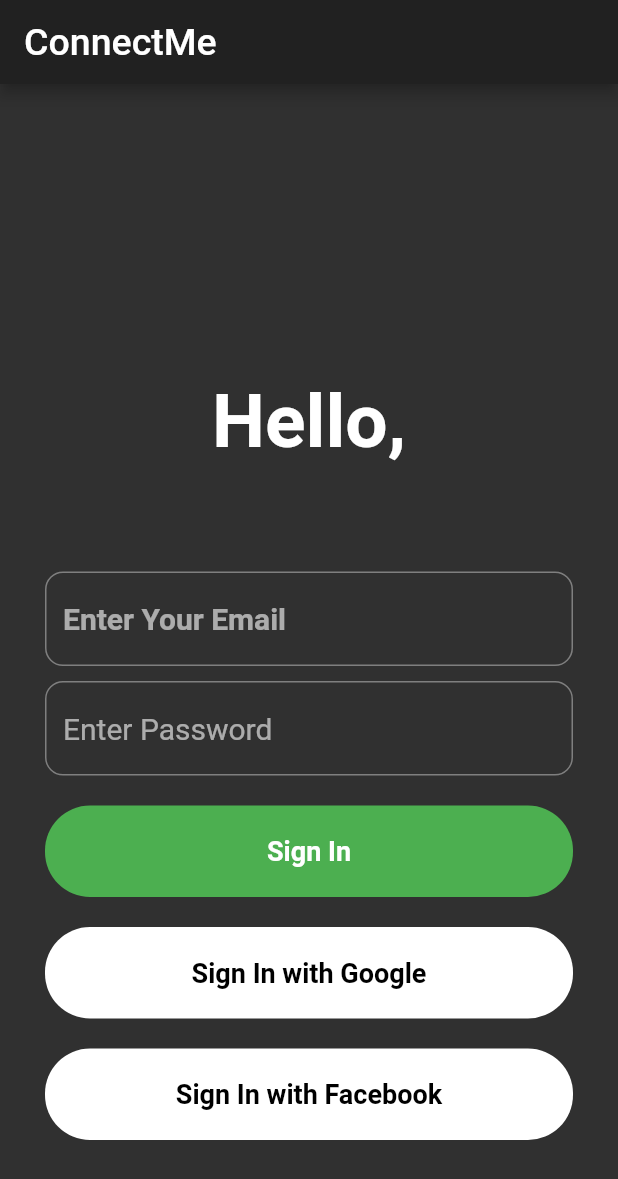
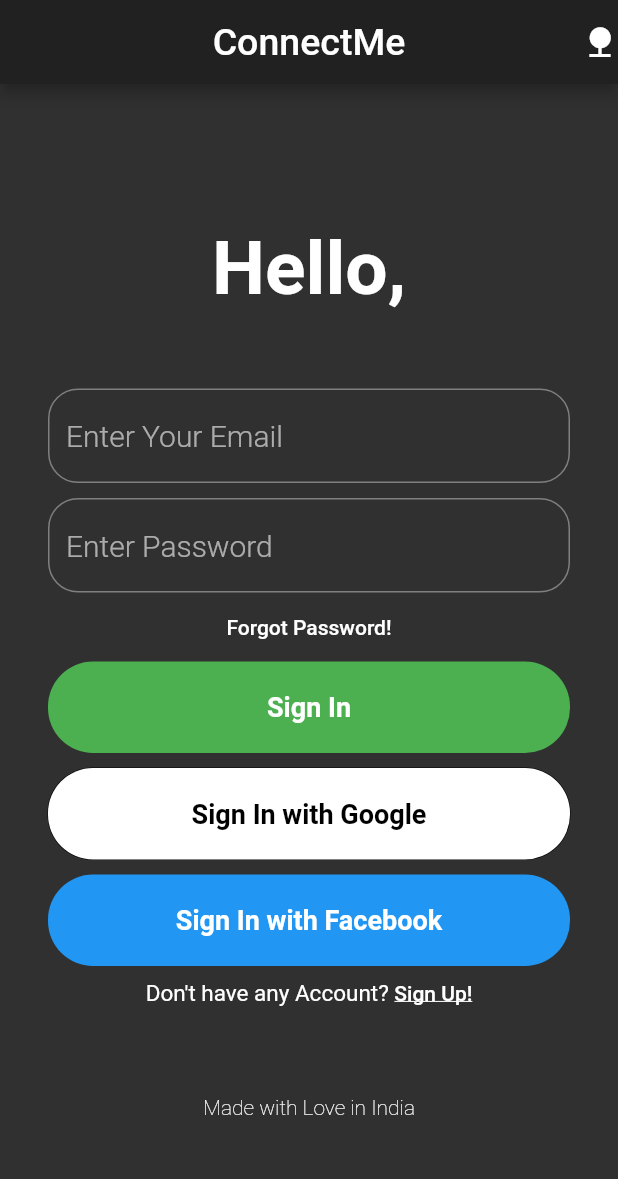
Before and after one commit to itsvivekghosh/ConnectMe, a Flutter app: the screen it shows after launch, on a phone screen of 412 x 824 dp. Shown: the top 1179 px of the screen. Run offline on Flutter 3.47's test engine with Material 2 defaults, Android fonts, the light colour scheme and no system bars; Roboto replaces fonts that are missing (RobotoMono).

Commit message:
major UI changes in SignIn and SignOut

```diff
--- a/ConnectMe/lib/main.dart
+++ b/ConnectMe/lib/main.dart
@@ -12,12 +12,28 @@ class MyApp extends StatefulWidget {
 
 class _MyAppState extends State<MyApp> {
 
+  String theme = 'dark';
+
+  toggleTheme() {
+    setState(() {
+      if (theme == 'light')
+        theme = 'dark';
+      else theme = 'light';
+    });
+  }
+
   @override
   Widget build(BuildContext context) {
     return MaterialApp(
       title: 'Connect Me',
-      theme: ThemeData.dark(),
-      home: HomePage(),
+      theme: theme == 'dark' ? ThemeData.dark()
+          : ThemeData(
+        primaryColor: Colors.green[800],
+        scaffoldBackgroundColor: Colors.white,
+        accentColor: Colors.green[800],
+        visualDensity: VisualDensity.adaptivePlatformDensity,
+      ),
+      home: HomePage(toggleTheme: toggleTheme, theme: theme),
     );
   }
 }
--- a/ConnectMe/lib/views/SignIn.dart
+++ b/ConnectMe/lib/views/SignIn.dart
@@ -3,6 +3,10 @@ import 'package:flutter/cupertino.dart';
 import 'package:flutter/material.dart';
 
 class SignIn extends StatefulWidget {
+  final String theme;
+  final Function toggleState;
+  SignIn({this.theme, this.toggleState});
+
   @override
   _SignInState createState() => _SignInState();
 }
@@ -12,37 +16,38 @@ class _SignInState extends State<SignIn> {
   Widget build(BuildContext context) {
     return SingleChildScrollView(
       child: Container(
-        height: MediaQuery.of(context).size.height - 120,
-        alignment: Alignment.bottomCenter,
+        height: MediaQuery.of(context).size.height - 80,
+        alignment: Alignment.center,
         child: Container(
-          padding: EdgeInsets.symmetric(horizontal: 30),
+          padding: EdgeInsets.symmetric(horizontal: 32),
           child: Column(
               mainAxisSize: MainAxisSize.min,
             children:[
               Container(
-                padding: EdgeInsets.symmetric(vertical: 70),
+                  padding: EdgeInsets.fromLTRB(10, 40, 10, 50),
                 child: Text("Hello,", style: TextStyle(
                   fontWeight: FontWeight.bold,
                   fontSize: 50,
                   fontFamily: 'RobotoMono' ,
-                ),)
+                ),
+                )
               ),
               Form(
                 child: Column(
                   children: [
                     TextFormField(
-                      style: TextStyle(fontSize: 20, fontWeight: FontWeight.bold),
+                      style: TextStyle(fontSize: 20, fontWeight: FontWeight.w300),
                       decoration: InputDecoration(
                           hintText: "Enter Your Email",
                           border: new OutlineInputBorder(
-                          borderRadius: new BorderRadius.circular(12.0),
+                          borderRadius: new BorderRadius.circular(20.0),
                           borderSide: new BorderSide(
                             color: Colors.grey,
                             width: 1,
                           ),
                         ),
                         focusedBorder: OutlineInputBorder(
-                          borderRadius: new BorderRadius.circular(12.0),
+                          borderRadius: new BorderRadius.circular(20.0),
                           borderSide: BorderSide(
                             color: Colors.green,
                             style: BorderStyle.solid,
@@ -53,19 +58,19 @@ class _SignInState extends State<SignIn> {
                     ),
                     SizedBox(height: 10),
                     TextFormField(
-                      style: TextStyle(fontSize: 20),
+                      style: TextStyle(fontSize: 20, fontWeight: FontWeight.w300),
                       obscureText: true,
                       decoration: InputDecoration(
                           hintText: "Enter Password",
                           border: new OutlineInputBorder(
-                          borderRadius: new BorderRadius.circular(12.0),
+                          borderRadius: new BorderRadius.circular(20.0),
                           borderSide: new BorderSide(
                             color: Colors.grey,
                             width: 5
                           ),
                         ),
                         focusedBorder: OutlineInputBorder(
-                          borderRadius: new BorderRadius.circular(12.0),
+                          borderRadius: new BorderRadius.circular(20.0),
                           borderSide: BorderSide(
                             color: Colors.green,
                             style: BorderStyle.solid,
@@ -74,12 +79,72 @@ class _SignInState extends State<SignIn> {
                         ),
                       ),
                     ),
-                    SizedBox(height: 20),
-                    customButton(context, "Sign In", 18, 'green'),
-                    SizedBox(height: 20,),
-                    customButton(context, "Sign In with Google", 18, 'white'),
-                    SizedBox(height: 20,),
-                    customButton(context, "Sign In with Facebook", 18, 'blue'),
+                    SizedBox(height: 5,),
+                    Row(
+                      mainAxisAlignment: MainAxisAlignment.center,
+                      children: [
+                        GestureDetector(
+                          onTap: () {
+                            print("This is Forgot Password! block");
+                          },
+                          child: Container(
+                            padding: EdgeInsets.symmetric(vertical: 10),
+                            child: Text(
+                              "Forgot Password!",
+                              style: TextStyle(
+                                fontWeight: FontWeight.w500,
+                              ),
+                            ),
+                          ),
+                        ),
+                      ],
+                    ),
+                    SizedBox(height: 5),
+                    customButtonDark(context, "Sign In", 18, Colors.green),
+                    SizedBox(height: 10,),
+                    widget.theme == 'dark' ? customButtonDark(context, "Sign In with Google", 18, Colors.white) :
+                      customButtonLight(context, "Sign In with Google", 18, Colors.white),
+                    SizedBox(height: 10,),
+                    widget.theme == 'dark' ? customButtonDark(context, "Sign In with Facebook", 18, Colors.blue) :
+                      customButtonLight(context, "Sign In with Facebook", 18, Colors.blue),
+                    Row(
+                      mainAxisAlignment: MainAxisAlignment.center,
+                      children: [
+                        Text(
+                            "Don't have any Account? ",
+                            style: TextStyle(fontSize: 15)
+                        ),
+                        GestureDetector(
+                          onTap: () {
+                            widget.toggleState();
+                          },
+                          child: Container(
+                            padding: EdgeInsets.symmetric(vertical: 10),
+                            child: Text(
+                              "Sign Up!",
+                              style: TextStyle(
+                                fontWeight: FontWeight.w500,
+                                decoration: TextDecoration.underline,
+                              ),
+                            ),
+                          ),
+                        ),
+                      ],
+                    ),
+                    SizedBox(height: 50),
+                    widget.theme == 'dark' ? Text(
+                      "Made with Love in India",
+                      style: TextStyle(
+                          fontWeight: FontWeight.w100
+                      ),
+                    ) :
+                    Text(
+                      "Made with Love in India",
+                      style: TextStyle(
+                        color: Colors.black54,
+                        fontWeight: FontWeight.w300
+                      ),
+                    ),
                   ],
                 )
               ),
--- a/ConnectMe/lib/views/home.dart
+++ b/ConnectMe/lib/views/home.dart
@@ -1,7 +1,13 @@
 import 'package:ConnectMe/views/SignIn.dart';
+import 'package:ConnectMe/views/SignUp.dart';
+import 'package:ConnectMe/views/chatRoomDashboard.dart';
 import 'package:flutter/material.dart';
 
 class HomePage extends StatefulWidget {
+
+  final Function toggleTheme;
+  final String theme;
+  HomePage({this.toggleTheme, this.theme});
 
   @override
   _HomePageState createState() => _HomePageState();
@@ -9,19 +15,38 @@ class HomePage extends StatefulWidget {
 
 class _HomePageState extends State<HomePage> {
 
+  bool signUpState = true;
+  toggleState() {
+    setState(() {
+      signUpState = !signUpState;
+    });
+  }
+
   @override
   Widget build(BuildContext context) {
     return Scaffold(
       appBar: AppBar(
+        centerTitle: true,
         title: Text(
             "ConnectMe",
           style: TextStyle(
             fontSize: 25,
           )
         ),
+        actions: [
+          GestureDetector(
+            onTap: () {
+              widget.toggleTheme();
+            },
+            child: Icon(
+                Icons.nature
+            ),
+          )
+        ],
       ),
       body: Container(
-        child: SignIn()
+        child: signUpState == false ? SignUp(theme: widget.theme, toggleState: toggleState)
+            : SignIn(theme: widget.theme, toggleState: toggleState)
       ),
     );
   }
--- a/ConnectMe/lib/widgets/widgets.dart
+++ b/ConnectMe/lib/widgets/widgets.dart
@@ -1,37 +1,54 @@
 import 'package:flutter/cupertino.dart';
 import 'package:flutter/material.dart';
 
-Widget customButton(dynamic context, String text, double fontSize, String backgroundColor) {
+Widget customButtonDark(dynamic context, String text, double fontSize, Color color) {
   return Container(
     alignment: Alignment.center,
     width: MediaQuery.of(context).size.width,
     padding: EdgeInsets.symmetric(vertical: 20),
-    decoration: backgroundColor == 'green' ? BoxDecoration(
+    decoration: BoxDecoration(
       borderRadius: BorderRadius.circular(30),
       gradient: LinearGradient(colors: [
-        Colors.green,
-        Colors.green
-      ])
-    ): BoxDecoration(
-        borderRadius: BorderRadius.circular(30),
-        gradient: LinearGradient(colors: [
-          Colors.white,
-          Colors.white
-        ])
+        color, color
+      ]),
+        boxShadow: color == Colors.white ? [BoxShadow(spreadRadius: 0.3)]: null
     ),
     child: Container(
       child: Text(
         text,
-        style: backgroundColor == 'green' ? TextStyle(
-          color: Colors.white,
+        style: TextStyle(
+          color: color == Colors.white ? Colors.black: Colors.white,
           fontSize: fontSize,
           fontWeight: FontWeight.bold
-        ) : TextStyle(
-            color: Colors.black,
-            fontSize: fontSize,
-            fontWeight: FontWeight.bold
-        ),
+        )
       ),
     )
   );
 }
+
+Widget customButtonLight(dynamic context, String text, double fontSize, Color color) {
+  return Container(
+      alignment: Alignment.center,
+      width: MediaQuery.of(context).size.width,
+      padding: EdgeInsets.symmetric(vertical: 20),
+      decoration:
+        BoxDecoration(
+            borderRadius: BorderRadius.circular(30),
+            gradient: LinearGradient(colors: [
+              color, color
+            ]),
+            boxShadow: color == Colors.white ? [BoxShadow(spreadRadius: 0.3)]: null
+        ),
+      child: Container(
+        child: Text(
+          text,
+          style:
+          TextStyle(
+              color: color == Colors.white ? Colors.black: Colors.white,
+              fontSize: fontSize,
+              fontWeight: FontWeight.bold
+          )
+        ),
+      )
+  );
+}
```
Also changed, not shown: ConnectMe/lib/views/SignUp.dart (+208 -0 lines), ConnectMe/lib/views/chatRoomDashboard.dart (added, +16 -0 lines).
